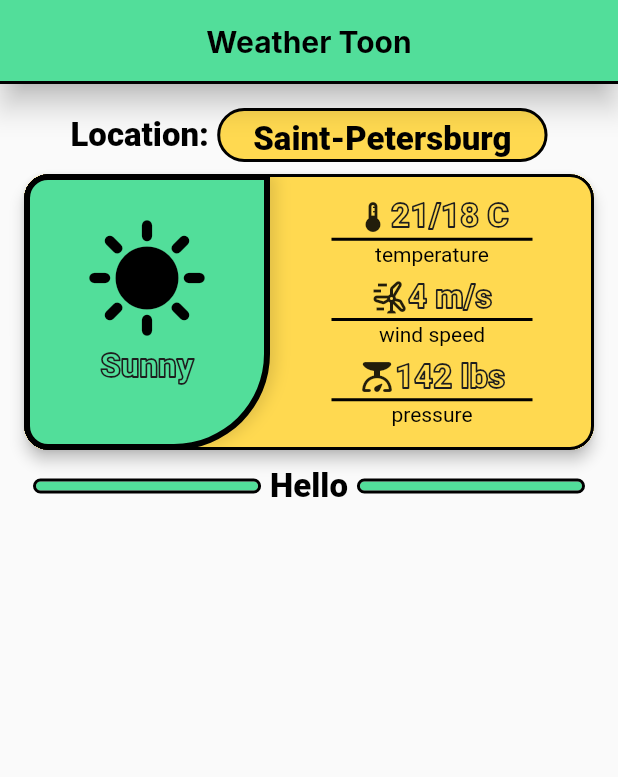
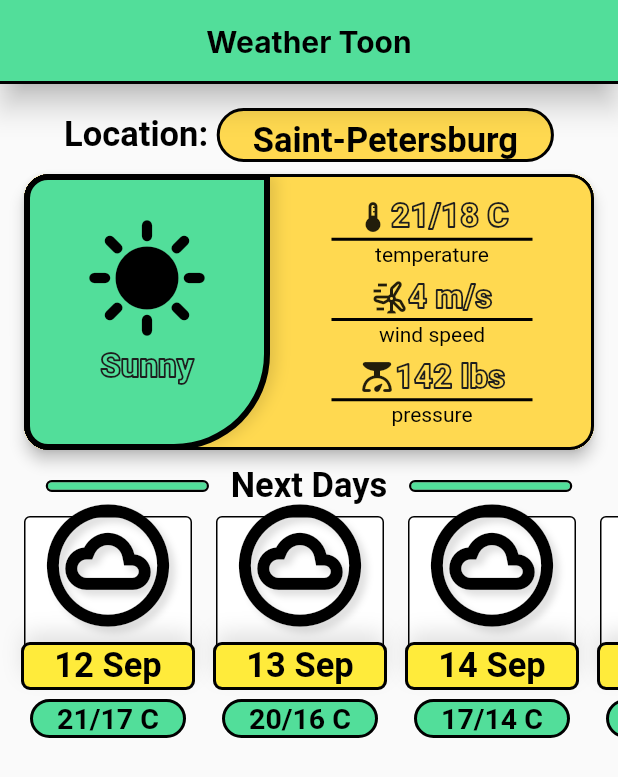
Before and after one commit to vladcto/cartoon-weather, a Flutter app: the screen it shows after launch, on a phone screen of 412 x 824 dp. Shown: the top 777 px of the screen. Run offline on Flutter 3.47's test engine with Material 2 defaults, Android fonts, the phone set to English and light mode, and no system bars; Roboto replaces fonts that are missing (Inter).

Commit message:
Добавил дизайн маленькой карточки погоды. Добавил список маленьких карточек. Маленькая карточка погоды без теней, возможности установки выходных дней и иконки.

```diff
--- a/cartoon_weather/lib/main.dart
+++ b/cartoon_weather/lib/main.dart
@@ -1,4 +1,5 @@
 import 'package:cartoon_weather/main_page_separator.dart';
+import 'package:cartoon_weather/small_weather_card.dart';
 import 'package:flutter/material.dart';
 import 'main_weather_card.dart';
 
@@ -20,8 +21,8 @@ class HomePage extends StatelessWidget {
     ),
     textTheme: TextTheme(
         labelLarge: const TextStyle(
-          fontSize: 22,
-          fontWeight: FontWeight.w800,
+          fontSize: 23,
+          fontWeight: FontWeight.w700,
           color: Colors.black,
         ),
         labelMedium: TextStyle(
@@ -29,11 +30,19 @@ class HomePage extends StatelessWidget {
           fontWeight: FontWeight.w900,
           foreground: Paint()
             ..style = PaintingStyle.stroke
-            ..strokeWidth = 1.2
+            ..strokeWidth = 1.3
             ..strokeJoin = StrokeJoin.round
             ..color = Color.fromARGB(255, 30, 30, 30),
         )),
   );
+
+  static const List<Widget> smallBroadcastsTest = [
+    SmallWeatherCard("12 Sep", "21/17 C"),
+    SmallWeatherCard("13 Sep", "20/16 C"),
+    SmallWeatherCard("14 Sep", "17/14 C"),
+    SmallWeatherCard("15 Sep", "15/10 C"),
+    SmallWeatherCard("16 Sep", "18/16 C"),
+  ];
 
   const HomePage({super.key});
 
@@ -55,16 +64,31 @@ class HomePage extends StatelessWidget {
         ),
         elevation: 8,
       ),
-      body: Container(
-        margin: const EdgeInsets.all(16.0),
+      body: Column(
+        mainAxisAlignment: MainAxisAlignment.start,
+        children: [
+          Padding(
+            padding: const EdgeInsets.fromLTRB(16, 16, 16, 0),
             child: Column(
-          mainAxisAlignment: MainAxisAlignment.start,
               children: [
                 _buildLocationPicker(context),
                 const MainWeatherCard(),
-            const MainPageSeparator("Hello"),
+                const MainPageSeparator("Next Days"),
               ],
             ),
+          ),
+          SizedBox(
+            height: 156,
+            child: ListView.separated(
+              padding: const EdgeInsets.symmetric(horizontal: 16, vertical: 4),
+              clipBehavior: Clip.none,
+              itemCount: smallBroadcastsTest.length,
+              itemBuilder: (context, index) => smallBroadcastsTest[index],
+              separatorBuilder: (context, index) => const SizedBox(width: 16),
+              scrollDirection: Axis.horizontal,
+            ),
+          )
+        ],
       ),
     );
   }
--- a/cartoon_weather/lib/main_page_separator.dart
+++ b/cartoon_weather/lib/main_page_separator.dart
@@ -24,14 +24,14 @@ class MainPageSeparator extends StatelessWidget {
   Widget buildSeparatorLine(BuildContext context) {
     return Flexible(
       child: Container(
-        height: 6,
-        margin: const EdgeInsets.symmetric(horizontal: 8),
+        height: 5,
+        margin: const EdgeInsets.symmetric(horizontal: 16),
         decoration: BoxDecoration(
           color: Theme.of(context).colorScheme.primary,
           borderRadius: BorderRadius.circular(10000),
           border: Border.all(
             color: Colors.black,
-            width: 2,
+            width: 1.5,
             strokeAlign: BorderSide.strokeAlignOutside,
           ),
         ),
--- /dev/null
+++ b/cartoon_weather/lib/small_weather_card.dart
@@ -0,0 +1,102 @@
+import 'package:flutter/material.dart';
+
+class SmallWeatherCard extends StatelessWidget {
+  final String textDat, textTemp;
+  const SmallWeatherCard(this.textDat, this.textTemp, {Key? key}) : super(key: key);
+
+  @override
+  Widget build(BuildContext context) {
+    return SizedBox(
+      width: 112,
+      child: Column(
+        children: [
+          Expanded(
+            child: Stack(
+              clipBehavior: Clip.none,
+              alignment: AlignmentDirectional.bottomCenter,
+              children: [
+                Container(
+                  width: double.maxFinite,
+                  height: double.maxFinite,
+                  decoration: BoxDecoration(
+                    color: Colors.white,
+                    border: Border.all(
+                      color: Colors.black,
+                      width: 1,
+                    ),
+                    borderRadius: BorderRadius.circular(4),
+                  ),
+                ),
+                Container(
+                  width: double.maxFinite,
+                  height: 28,
+                  decoration: BoxDecoration(
+                    color: Colors.yellow,
+                    border: Border.all(
+                      color: Colors.black,
+                      width: 2,
+                      strokeAlign: BorderSide.strokeAlignOutside,
+                    ),
+                    borderRadius: BorderRadius.circular(4),
+                    boxShadow: const [
+                      BoxShadow(
+                        color: Colors.black12,
+                        offset: Offset(0, -8),
+                        blurStyle: BlurStyle.normal,
+                        blurRadius: 12,
+                      ),
+                    ],
+                  ),
+                  child: Center(
+                    child: Text(
+                      textDat,
+                      textAlign: TextAlign.center,
+                      style: Theme.of(context).textTheme.labelLarge,
+                    ),
+                  ),
+                ),
+                const Positioned(
+                  bottom: 32,
+                  child: Icon(
+                    Icons.cloud_circle_outlined,
+                    color: Colors.black,
+                    size: 98,
+                    shadows: [
+                      Shadow(
+                        color: Colors.black12,
+                        offset: Offset(4, 4),
+                        blurRadius: 6,
+                      ),
+                    ],
+                  ),
+                )
+              ],
+            ),
+          ),
+          const SizedBox(height: 8),
+          Container(
+            margin: const EdgeInsets.symmetric(horizontal: 4),
+            height: 26,
+            width: double.infinity,
+            decoration: BoxDecoration(
+              color: Theme.of(context).colorScheme.primary,
+              borderRadius: BorderRadius.circular(100),
+              border: Border.all(
+                color: Colors.black,
+                width: 2,
+              ),
+            ),
+            child: Center(
+              child: Text(
+                textTemp,
+                style: Theme.of(context).textTheme.labelLarge!.copyWith(
+                      fontSize: 19,
+                    ),
+              ),
+            ),
+          )
+        ],
+      ),
+    );
+  }
+}
```
Lines whose indentation alone changed are shown as unchanged.
